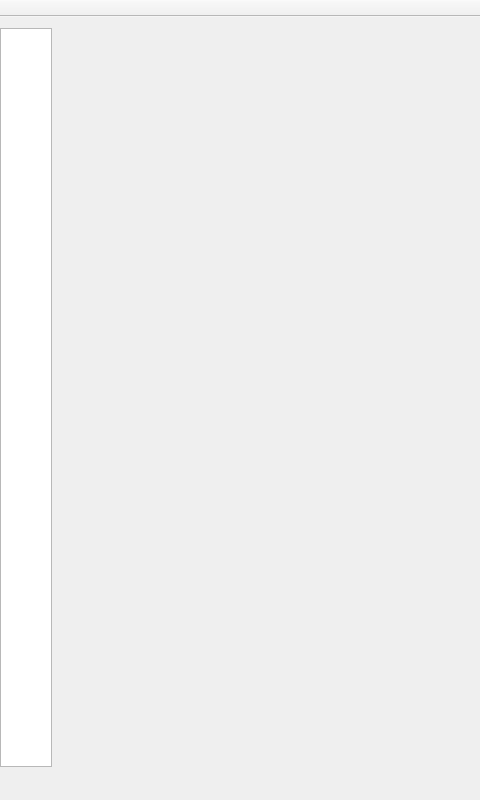
Qt form src/views/main_window.ui (evanrolfe/pntest) before a commit; both pictures show x 0 to 480 and y 0 to 800 of the 1200 by 800 pixel window.
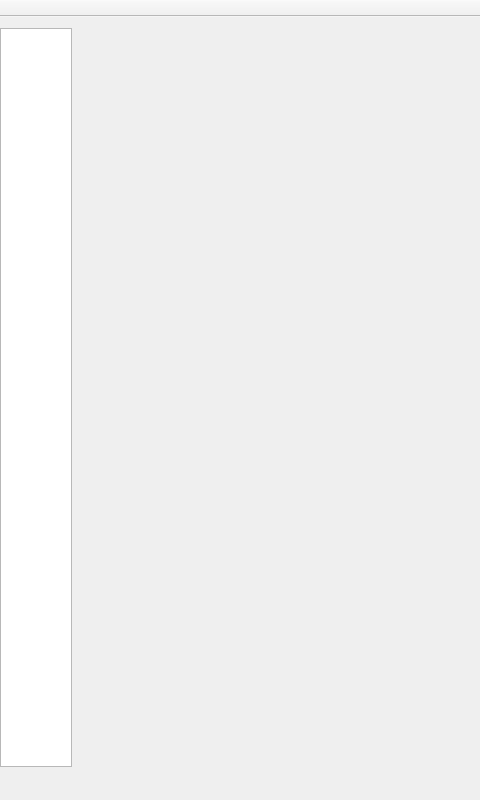
The same form after that commit.

Patch:
```diff
--- a/src/views/main_window.ui
+++ b/src/views/main_window.ui
@@ -34,13 +34,13 @@
       </property>
       <property name="minimumSize">
        <size>
-        <width>52</width>
+        <width>72</width>
         <height>0</height>
        </size>
       </property>
       <property name="maximumSize">
        <size>
-        <width>52</width>
+        <width>72</width>
         <height>16777215</height>
        </size>
       </property>
```
